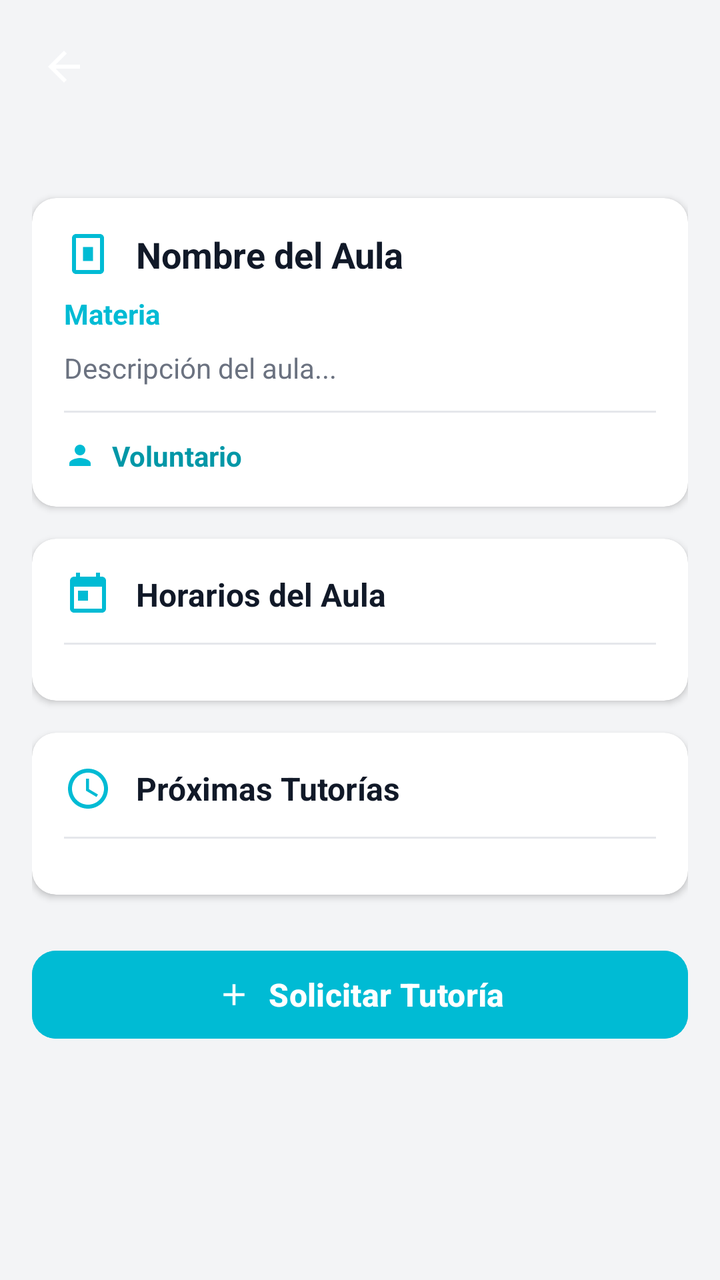
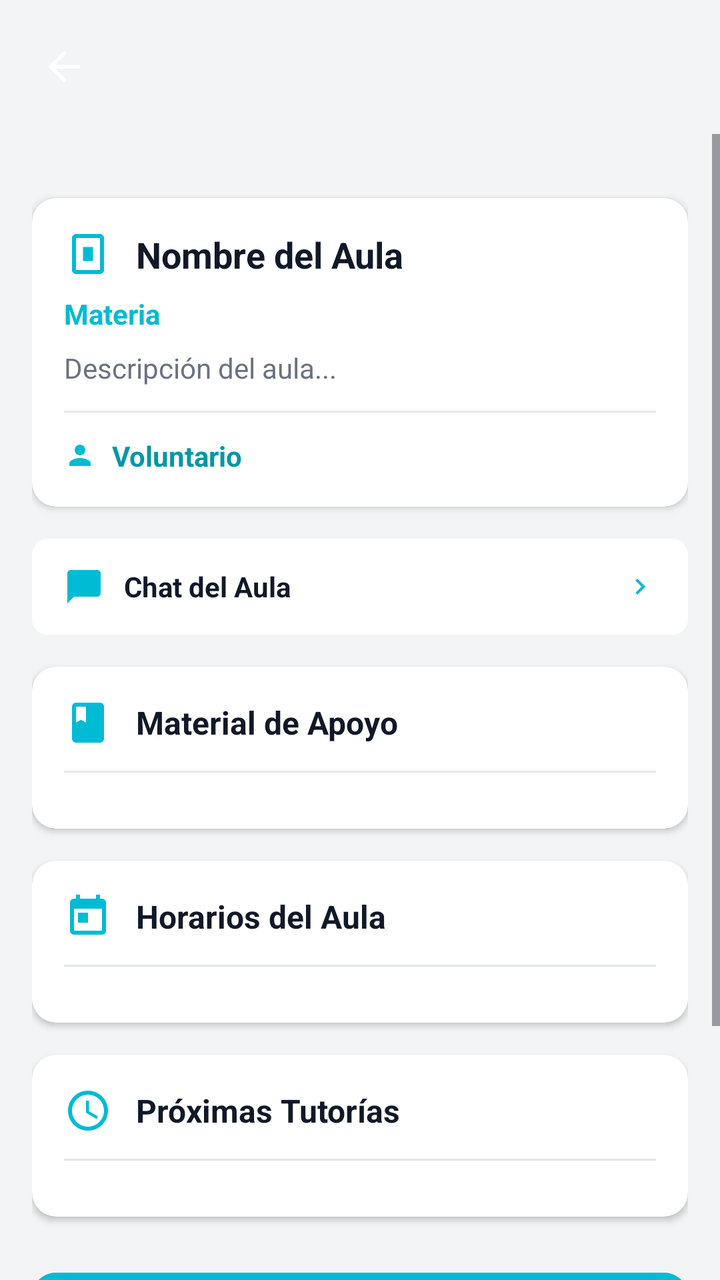

Compare the two renders of this Android layout. The source of the first and the diff that turns it into the second are given below.
<!-- AndroidManifest.xml: application theme Theme.Aulasenora -->
<!-- res/layout/activity_student_aula_detail.xml -->
<?xml version="1.0" encoding="utf-8"?>
<androidx.coordinatorlayout.widget.CoordinatorLayout xmlns:android="http://schemas.android.com/apk/res/android"
    xmlns:app="http://schemas.android.com/apk/res-auto"
    android:id="@+id/main"
    style="@style/ActivityRoot">

    <LinearLayout
        style="@style/ActivityInner">

        <include
            android:id="@+id/includeHeader"
            layout="@layout/include_header" />

        <ScrollView
            style="@style/ActivityScrollView">

            <LinearLayout
                android:id="@+id/llContainer"
                style="@style/ActivityContainer">

                
                <androidx.cardview.widget.CardView
                    style="@style/SectionCard"
                    app:cardBackgroundColor="@color/white"
                    app:cardCornerRadius="12dp"
                    app:cardElevation="2dp">

                    <LinearLayout
                        style="@style/SectionCardContent">

                        <LinearLayout
                            style="@style/SectionCardHeader">

                            <ImageView
                                android:layout_width="24dp"
                                android:layout_height="24dp"
                                android:src="@drawable/ic_book"
                                app:tint="@color/studentPrimary" />

                            <TextView
                                android:id="@+id/tvAulaName"
                                android:layout_width="0dp"
                                android:layout_height="wrap_content"
                                android:layout_marginStart="12dp"
                                android:layout_weight="1"
                                android:text="Nombre del Aula"
                                android:textColor="@color/textDark"
                                android:textSize="18sp"
                                android:textStyle="bold" />
                        </LinearLayout>

                        <TextView
                            android:id="@+id/tvAulaSubject"
                            android:layout_width="wrap_content"
                            android:layout_height="wrap_content"
                            android:layout_marginTop="8dp"
                            android:text="Materia"
                            android:textColor="@color/studentPrimary"
                            android:textSize="14sp"
                            android:textStyle="bold" />

                        <TextView
                            android:id="@+id/tvAulaDescription"
                            android:layout_width="match_parent"
                            android:layout_height="wrap_content"
                            android:layout_marginTop="8dp"
                            android:text="Descripción del aula..."
                            android:textColor="@color/textGray"
                            android:textSize="14sp" />

                        <View
                            android:layout_width="match_parent"
                            android:layout_height="1dp"
                            android:layout_marginVertical="12dp"
                            android:background="#E5E7EB" />

                        <LinearLayout
                            android:layout_width="match_parent"
                            android:layout_height="wrap_content"
                            android:gravity="center_vertical"
                            android:orientation="horizontal">

                            <ImageView
                                android:layout_width="16dp"
                                android:layout_height="16dp"
                                android:src="@drawable/ic_user"
                                app:tint="@color/studentPrimary" />

                            <TextView
                                android:id="@+id/tvVolunteerName"
                                android:layout_width="wrap_content"
                                android:layout_height="wrap_content"
                                android:layout_marginStart="8dp"
                                android:text="Voluntario"
                                android:textColor="@color/studentDark"
                                android:textSize="14sp"
                                android:textStyle="bold" />
                        </LinearLayout>
                    </LinearLayout>
                </androidx.cardview.widget.CardView>

                
                <androidx.cardview.widget.CardView
                    android:id="@+id/cardSchedule"
                    style="@style/SectionCard"
                    app:cardBackgroundColor="@color/white"
                    app:cardCornerRadius="12dp"
                    app:cardElevation="2dp">

                    <LinearLayout
                        style="@style/SectionCardContent">

                        <LinearLayout
                            style="@style/SectionCardHeader">

                            <ImageView
                                android:layout_width="24dp"
                                android:layout_height="24dp"
                                android:src="@drawable/ic_calendar"
                                app:tint="@color/studentPrimary" />

                            <TextView
                                android:layout_width="0dp"
                                android:layout_height="wrap_content"
                                android:layout_marginStart="12dp"
                                android:layout_weight="1"
                                android:text="Horarios del Aula"
                                android:textColor="@color/textDark"
                                android:textSize="16sp"
                                android:textStyle="bold" />
                        </LinearLayout>

                        <View
                            android:layout_width="match_parent"
                            android:layout_height="1dp"
                            android:layout_marginVertical="12dp"
                            android:background="#E5E7EB" />

                        <LinearLayout
                            android:id="@+id/llScheduleSlots"
                            android:layout_width="match_parent"
                            android:layout_height="wrap_content"
                            android:orientation="vertical" />

                        <TextView
                            android:id="@+id/tvEmptySchedule"
                            android:layout_width="wrap_content"
                            android:layout_height="wrap_content"
                            android:layout_marginTop="8dp"
                            android:text="No hay horarios registrados"
                            android:textColor="@color/textGray"
                            android:textSize="14sp"
                            android:visibility="gone" />
                    </LinearLayout>
                </androidx.cardview.widget.CardView>

                
                <androidx.cardview.widget.CardView
                    android:id="@+id/cardTutoring"
                    style="@style/SectionCard"
                    app:cardBackgroundColor="@color/white"
                    app:cardCornerRadius="12dp"
                    app:cardElevation="2dp">

                    <LinearLayout
                        style="@style/SectionCardContent">

                        <LinearLayout
                            style="@style/SectionCardHeader">

                            <ImageView
                                android:layout_width="24dp"
                                android:layout_height="24dp"
                                android:src="@drawable/ic_clock"
                                app:tint="@color/studentPrimary" />

                            <TextView
                                android:layout_width="0dp"
                                android:layout_height="wrap_content"
                                android:layout_marginStart="12dp"
                                android:layout_weight="1"
                                android:text="Próximas Tutorías"
                                android:textColor="@color/textDark"
                                android:textSize="16sp"
                                android:textStyle="bold" />
                        </LinearLayout>

                        <View
                            android:layout_width="match_parent"
                            android:layout_height="1dp"
                            android:layout_marginVertical="12dp"
                            android:background="#E5E7EB" />

                        <LinearLayout
                            android:id="@+id/llTutoringSessions"
                            android:layout_width="match_parent"
                            android:layout_height="wrap_content"
                            android:orientation="vertical" />

                        <TextView
                            android:id="@+id/tvEmptyTutoring"
                            android:layout_width="wrap_content"
                            android:layout_height="wrap_content"
                            android:layout_marginTop="8dp"
                            android:text="No hay tutorías programadas"
                            android:textColor="@color/textGray"
                            android:textSize="14sp"
                            android:visibility="gone" />
                    </LinearLayout>
                </androidx.cardview.widget.CardView>

                
                <com.google.android.material.button.MaterialButton
                    android:id="@+id/btnRequestTutoring"
                    android:layout_width="match_parent"
                    android:layout_height="52dp"
                    android:layout_marginTop="24dp"
                    android:backgroundTint="@color/studentPrimary"
                    android:text="Solicitar Tutoría"
                    android:textAllCaps="false"
                    android:textColor="@color/white"
                    android:textSize="16sp"
                    android:textStyle="bold"
                    app:cornerRadius="12dp"
                    app:icon="@drawable/ic_plus"
                    app:iconGravity="textStart"
                    app:iconTint="@color/white" />

            </LinearLayout>
        </ScrollView>
    </LinearLayout>
</androidx.coordinatorlayout.widget.CoordinatorLayout>
<!-- res/layout/include_header.xml (included above) -->
<?xml version="1.0" encoding="utf-8"?>
<LinearLayout xmlns:android="http://schemas.android.com/apk/res/android"
    xmlns:app="http://schemas.android.com/apk/res-auto"
    android:id="@+id/headerBar"
    style="@style/HeaderBar">

    <ImageView
        android:id="@+id/btnBack"
        android:layout_width="24dp"
        android:layout_height="24dp"
        android:src="@drawable/ic_back"
        app:tint="@color/white" />

    <TextView
        android:id="@+id/tvTitle"
        style="@style/HeaderTitle" />
</LinearLayout>
<!-- resources referenced by this layout -->
<resources>
  <color name="studentDark">#0097A7</color>
  <color name="studentPrimary">#00BBD4</color>
  <color name="textDark">#111928</color>
  <color name="textGray">#6B7280</color>
  <color name="white">#FFFFFFFF</color>
  <style name="ActivityContainer">
          <item name="android:layout_width">match_parent</item>
          <item name="android:layout_height">wrap_content</item>
          <item name="android:orientation">vertical</item>
          <item name="android:padding">16dp</item>
      </style>
  <style name="ActivityInner">
          <item name="android:layout_width">match_parent</item>
          <item name="android:layout_height">match_parent</item>
          <item name="android:orientation">vertical</item>
      </style>
  <style name="ActivityRoot">
          <item name="android:layout_width">match_parent</item>
          <item name="android:layout_height">match_parent</item>
          <item name="android:background">#F3F4F6</item>
      </style>
  <style name="SectionCard">
          <item name="android:layout_width">match_parent</item>
          <item name="android:layout_height">wrap_content</item>
          <item name="android:layout_marginTop">16dp</item>
      </style>
  <style name="SectionCardContent">
          <item name="android:layout_width">match_parent</item>
          <item name="android:layout_height">wrap_content</item>
          <item name="android:orientation">vertical</item>
          <item name="android:padding">16dp</item>
      </style>
  <style name="Theme.Aulasenora" parent="Base.Theme.Aulasenora" />
  <style name="Base.Theme.Aulasenora" parent="Theme.Material3.DayNight.NoActionBar">
          
          
      </style>
  <!-- unchanged entries left out for length: 10 -->
</resources>

<!-- the commit's change to res/layout/activity_student_aula_detail.xml (unified diff, before → after) -->
@@ -96,6 +96,116 @@
                                 android:textSize="14sp"
                                 android:textStyle="bold" />
                         </LinearLayout>
+                    </LinearLayout>
+                </androidx.cardview.widget.CardView>
+
+                
+                <LinearLayout
+                    android:id="@+id/llChatButton"
+                    android:layout_width="match_parent"
+                    android:layout_height="48dp"
+                    android:layout_marginTop="16dp"
+                    android:background="@drawable/bg_input"
+                    android:clickable="true"
+                    android:focusable="true"
+                    android:gravity="center_vertical"
+                    android:orientation="horizontal"
+                    android:paddingHorizontal="16dp"
+                    android:backgroundTint="@color/white">
+
+                    <ImageView
+                        android:layout_width="20dp"
+                        android:layout_height="20dp"
+                        android:src="@drawable/ic_chat"
+                        app:tint="@color/studentPrimary" />
+
+                    <TextView
+                        android:layout_width="0dp"
+                        android:layout_height="wrap_content"
+                        android:layout_marginStart="10dp"
+                        android:layout_weight="1"
+                        android:text="Chat del Aula"
+                        android:textColor="@color/textDark"
+                        android:textSize="14sp"
+                        android:textStyle="bold" />
+
+                    <FrameLayout
+                        android:layout_width="20dp"
+                        android:layout_height="20dp"
+                        android:layout_marginEnd="8dp">
+
+                        <TextView
+                            android:id="@+id/badgeChatUnread"
+                            android:layout_width="16dp"
+                            android:layout_height="16dp"
+                            android:layout_gravity="center"
+                            android:background="@drawable/bg_circle_orange"
+                            android:gravity="center"
+                            android:text="!"
+                            android:textColor="@color/white"
+                            android:textSize="8sp"
+                            android:textStyle="bold"
+                            android:visibility="gone" />
+                    </FrameLayout>
+
+                    <ImageView
+                        android:layout_width="16dp"
+                        android:layout_height="16dp"
+                        android:src="@drawable/ic_chevron_right_cyan" />
+                </LinearLayout>
+
+                
+                <androidx.cardview.widget.CardView
+                    android:id="@+id/cardMaterials"
+                    style="@style/SectionCard"
+                    app:cardBackgroundColor="@color/white"
+                    app:cardCornerRadius="12dp"
+                    app:cardElevation="2dp">
+
+                    <LinearLayout
+                        style="@style/SectionCardContent">
+
+                        <LinearLayout
+                            style="@style/SectionCardHeader">
+
+                            <ImageView
+                                android:layout_width="24dp"
+                                android:layout_height="24dp"
+                                android:src="@drawable/ic_resource"
+                                app:tint="@color/studentPrimary" />
+
+                            <TextView
+                                android:layout_width="0dp"
+                                android:layout_height="wrap_content"
+                                android:layout_marginStart="12dp"
+                                android:layout_weight="1"
+                                android:text="Material de Apoyo"
+                                android:textColor="@color/textDark"
+                                android:textSize="16sp"
+                                android:textStyle="bold" />
+                        </LinearLayout>
+
+                        <View
+                            android:layout_width="match_parent"
+                            android:layout_height="1dp"
+                            android:layout_marginVertical="12dp"
+                            android:background="#E5E7EB" />
+
+                        <LinearLayout
+                            android:id="@+id/llMaterials"
+                            android:layout_width="match_parent"
+                            android:layout_height="wrap_content"
+                            android:orientation="vertical" />
+
+                        <TextView
+                            android:id="@+id/tvEmptyMaterials"
+                            android:layout_width="wrap_content"
+                            android:layout_height="wrap_content"
+                            android:layout_marginTop="8dp"
+                            android:text="No hay material de apoyo disponible"
+                            android:textColor="@color/textGray"
+                            android:textSize="14sp"
+                            android:visibility="gone" />
                     </LinearLayout>
                 </androidx.cardview.widget.CardView>
 
@@ -206,6 +316,85 @@
                             android:textColor="@color/textGray"
                             android:textSize="14sp"
                             android:visibility="gone" />
+                    </LinearLayout>
+                </androidx.cardview.widget.CardView>
+
+                
+                <androidx.cardview.widget.CardView
+                    android:id="@+id/cardMyPendingRequest"
+                    style="@style/SectionCard"
+                    android:visibility="gone"
+                    app:cardBackgroundColor="@color/white"
+                    app:cardCornerRadius="12dp"
+                    app:cardElevation="2dp">
+
+                    <LinearLayout
+                        style="@style/SectionCardContent">
+
+                        <LinearLayout
+                            style="@style/SectionCardHeader">
+
+                            <ImageView
+                                android:layout_width="24dp"
+                                android:layout_height="24dp"
+                                android:src="@drawable/ic_clock"
+                                app:tint="@color/primaryOrange" />
+
+                            <TextView
+                                android:layout_width="0dp"
+                                android:layout_height="wrap_content"
+                                android:layout_marginStart="12dp"
+                                android:layout_weight="1"
+                                android:text="Mi Solicitud Pendiente"
+                                android:textColor="@color/textDark"
+                                android:textSize="16sp"
+                                android:textStyle="bold" />
+
+                            <TextView
+                                android:id="@+id/tvPendingBadge"
+                                android:layout_width="wrap_content"
+                                android:layout_height="wrap_content"
+                                android:paddingHorizontal="10dp"
+                                android:paddingVertical="4dp"
+                                android:text="Pendiente"
+                                android:textColor="@color/white"
+                                android:textSize="12sp"
+                                android:textStyle="bold"
+                                android:background="@drawable/bg_rounded_orange" />
+                        </LinearLayout>
+
+                        <View
+                            android:layout_width="match_parent"
+                            android:layout_height="1dp"
+                            android:layout_marginVertical="12dp"
+                            android:background="#E5E7EB" />
+
+                        <TextView
+                            android:id="@+id/tvMyRequestTopic"
+                            android:layout_width="wrap_content"
+                            android:layout_height="wrap_content"
+                            android:text="Tema:"
+                            android:textColor="@color/textDark"
+                            android:textSize="14sp"
+                            android:textStyle="bold" />
+
+                        <TextView
+                            android:id="@+id/tvMyRequestDate"
+                            android:layout_width="wrap_content"
+                            android:layout_height="wrap_content"
+                            android:layout_marginTop="4dp"
+                            android:text="Fecha preferida:"
+                            android:textColor="@color/textGray"
+                            android:textSize="13sp" />
+
+                        <TextView
+                            android:id="@+id/tvMyRequestTime"
+                            android:layout_width="wrap_content"
+                            android:layout_height="wrap_content"
+                            android:layout_marginTop="2dp"
+                            android:text="Hora preferida:"
+                            android:textColor="@color/textGray"
+                            android:textSize="13sp" />
                     </LinearLayout>
                 </androidx.cardview.widget.CardView>
 
<!-- resource entries referenced after the edit -->
@@ -1,10 +1,62 @@
 <!-- resources referenced by this layout -->
 <resources>
+  <color name="primaryOrange">#FFB74D</color>
   <color name="studentDark">#0097A7</color>
   <color name="studentPrimary">#00BBD4</color>
   <color name="textDark">#111928</color>
   <color name="textGray">#6B7280</color>
   <color name="white">#FFFFFFFF</color>
+  <!-- drawable bg_circle_orange (drawable) -->
+  <?xml version="1.0" encoding="utf-8"?>
+  <shape xmlns:android="http://schemas.android.com/apk/res/android"
+      android:shape="oval">
+      <solid android:color="@color/primaryOrange"/>
+  </shape>
+  <!-- drawable bg_input (drawable) -->
+  <?xml version="1.0" encoding="utf-8"?>
+  <shape xmlns:android="http://schemas.android.com/apk/res/android">
+      <solid android:color="@color/inputBackground"/>
+      <corners android:radius="8dp"/>
+  </shape>
+  <!-- drawable bg_rounded_orange (drawable) -->
+  <?xml version="1.0" encoding="utf-8"?>
+  <shape xmlns:android="http://schemas.android.com/apk/res/android"
+      android:shape="rectangle">
+      <solid android:color="@color/primaryOrange"/>
+      <corners android:radius="20dp"/>
+  </shape>
+  <!-- drawable ic_chat (drawable) -->
+  <?xml version="1.0" encoding="utf-8"?>
+  <vector xmlns:android="http://schemas.android.com/apk/res/android"
+      android:width="24dp"
+      android:height="24dp"
+      android:viewportWidth="24"
+      android:viewportHeight="24">
+      <path
+          android:fillColor="#FF000000"
+          android:pathData="M20,2H4c-1.1,0 -2,0.9 -2,2v18l4,-4h14c1.1,0 2,-0.9 2,-2V4c0,-1.1 -0.9,-2 -2,-2z"/>
+  </vector>
+  <!-- drawable ic_chevron_right_cyan (drawable) -->
+  <vector xmlns:android="http://schemas.android.com/apk/res/android"
+      android:width="24dp"
+      android:height="24dp"
+      android:viewportWidth="24"
+      android:viewportHeight="24">
+    <path
+        android:fillColor="#00BBD4"
+        android:pathData="M8.59,16.58L13.17,12 8.59,7.41 10,6l6,6 -6,6z"/>
+  </vector>
+  <!-- drawable ic_resource (drawable) -->
+  <?xml version="1.0" encoding="utf-8"?>
+  <vector xmlns:android="http://schemas.android.com/apk/res/android"
+      android:width="24dp"
+      android:height="24dp"
+      android:viewportWidth="24"
+      android:viewportHeight="24">
+      <path
+          android:fillColor="#00BBD4"
+          android:pathData="M18,2H6c-1.1,0 -2,0.9 -2,2v16c0,1.1 0.9,2 2,2h12c1.1,0 2,-0.9 2,-2V4c0,-1.1 -0.9,-2 -2,-2zM6,4h5v8l-2.5,-1.5L6,12V4z"/>
+  </vector>
   <style name="ActivityContainer">
           <item name="android:layout_width">match_parent</item>
           <item name="android:layout_height">wrap_content</item>
@@ -33,6 +85,7 @@
           <item name="android:padding">16dp</item>
       </style>
   <style name="Theme.Aulasenora" parent="Base.Theme.Aulasenora" />
+  <color name="inputBackground">#F3F4F6</color>
   <style name="Base.Theme.Aulasenora" parent="Theme.Material3.DayNight.NoActionBar">
           
           
